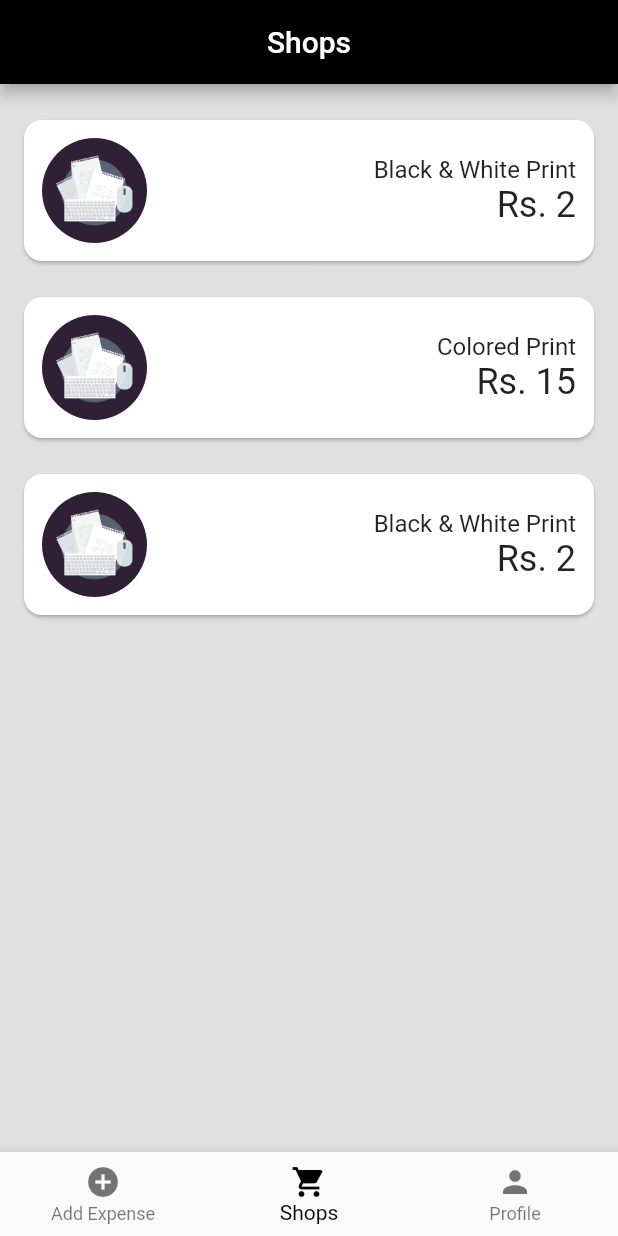
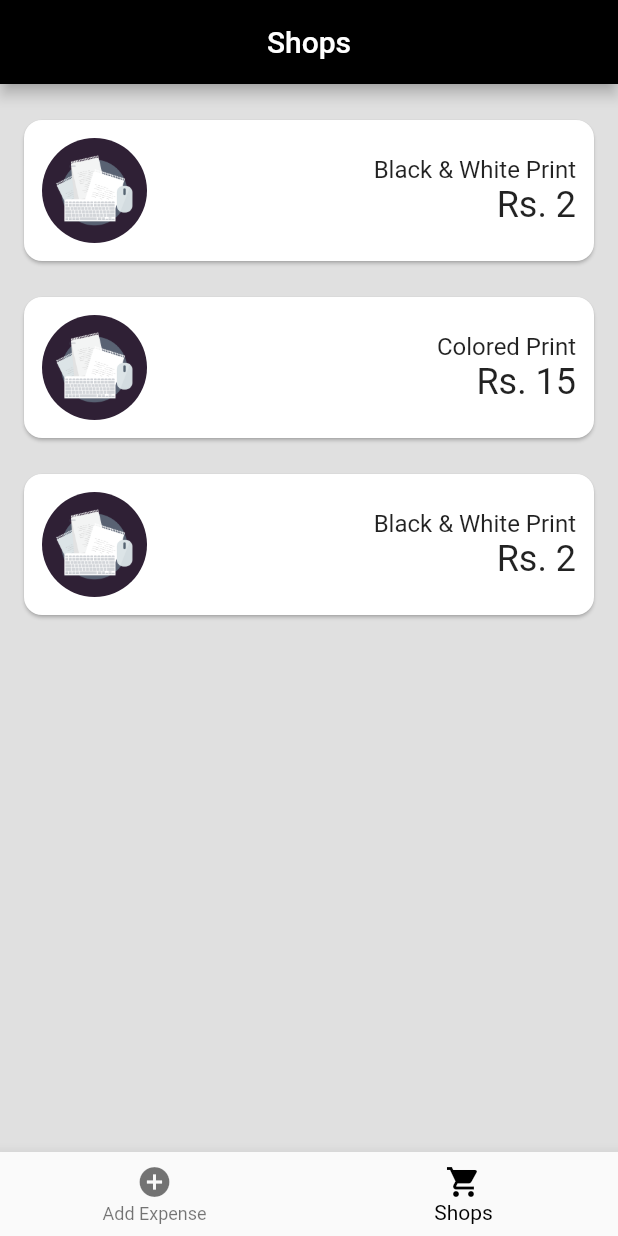
Before and after one commit to ayushsharman/budget_tracker, a Flutter app: the BottomNavBar screen opened directly, item 2 of the bottom bar chosen, on a phone screen of 412 x 824 dp. Run offline on Flutter 3.47's test engine with Material 2 defaults, Android fonts, the phone set to English and light mode, and no system bars; our stand-ins replace fl_chart, flutter_slidable, hive_flutter; accounts and stored records are empty.

Commit message:
minor fixes

```diff
--- a/lib/pages/bottom_nav.dart
+++ b/lib/pages/bottom_nav.dart
@@ -15,7 +15,6 @@ class _BottomNavBarState extends State<BottomNavBar> {
   final List<Widget> _pages = [
     const HomePage(),
     ShopsPage(),
-    ProfilePage(),
   ];
 
   @override
@@ -39,10 +38,6 @@ class _BottomNavBarState extends State<BottomNavBar> {
             icon: Icon(Icons.shopping_cart),
             label: 'Shops',
           ),
-          BottomNavigationBarItem(
-            icon: Icon(Icons.person),
-            label: 'Profile',
-          ),
         ],
       ),
     );
```
Also changed, not shown: lib/pages/profile/profile.dart (deleted, +0 -17 lines).
